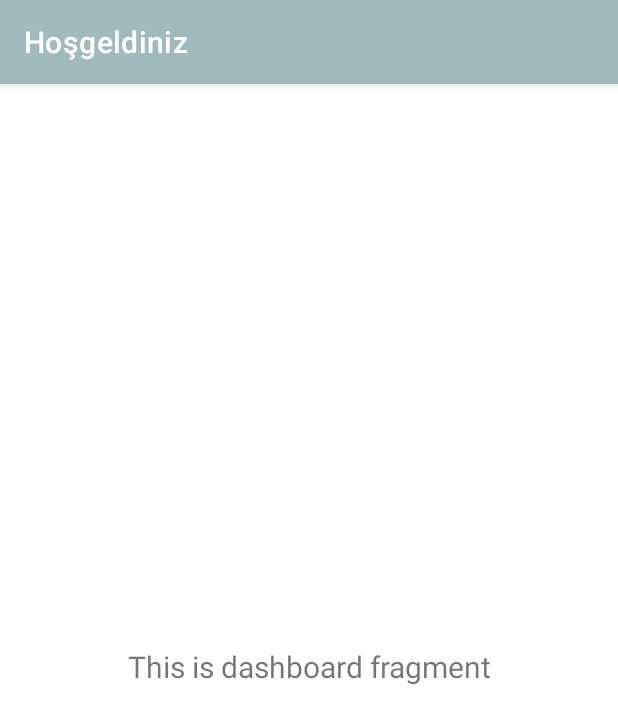
After one commit to EdanurKlnc/tubitak, an Android app: the fragment DashboardFragment shown on its own in the app's theme, on a phone screen of 412 x 824 dp. The commit adds this screen. Shown: the top 724 px of the screen. Run offline under Robolectric (Android 15) with nearby library versions, the phone set to English and light mode, and no system bars.

Commit message:
anasayfa taslak eklendi

```diff
--- a/deneme/app/build.gradle
+++ b/deneme/app/build.gradle
@@ -38,6 +38,8 @@ dependencies {
     implementation 'androidx.annotation:annotation:1.3.0'
     implementation 'androidx.lifecycle:lifecycle-livedata-ktx:2.4.0'
     implementation 'androidx.lifecycle:lifecycle-viewmodel-ktx:2.4.0'
+    implementation 'androidx.navigation:navigation-fragment:2.3.5'
+    implementation 'androidx.navigation:navigation-ui:2.3.5'
     testImplementation 'junit:junit:4.+'
     androidTestImplementation 'androidx.test.ext:junit:1.1.3'
     androidTestImplementation 'androidx.test.espresso:espresso-core:3.4.0'
--- a/deneme/app/src/main/AndroidManifest.xml
+++ b/deneme/app/src/main/AndroidManifest.xml
@@ -9,6 +9,10 @@
         android:roundIcon="@mipmap/ic_launcher_round"
         android:supportsRtl="true"
         android:theme="@style/Theme.Deneme">
+        <activity
+            android:name=".mainpage"
+            android:exported="false"
+            android:label="@string/title_activity_mainpage" />
         <activity
             android:name=".ui.login.signUp"
             android:exported="false"
--- /dev/null
+++ b/deneme/app/src/main/java/com/proje/myapplication/ui/dashboard/DashboardFragment.java
@@ -0,0 +1,46 @@
+package com.proje.myapplication.ui.dashboard;
+
+import android.os.Bundle;
+import android.view.LayoutInflater;
+import android.view.View;
+import android.view.ViewGroup;
+import android.widget.TextView;
+
+import androidx.annotation.NonNull;
+import androidx.annotation.Nullable;
+import androidx.fragment.app.Fragment;
+import androidx.lifecycle.Observer;
+import androidx.lifecycle.ViewModelProvider;
+
+import com.proje.myapplication.R;
+import com.proje.myapplication.databinding.FragmentDashboardBinding;
+
+public class DashboardFragment extends Fragment {
+
+    private DashboardViewModel dashboardViewModel;
+    private FragmentDashboardBinding binding;
+
+    public View onCreateView(@NonNull LayoutInflater inflater,
+                             ViewGroup container, Bundle savedInstanceState) {
+        dashboardViewModel =
+                new ViewModelProvider(this).get(DashboardViewModel.class);
+
+        binding = FragmentDashboardBinding.inflate(inflater, container, false);
+        View root = binding.getRoot();
+
+        final TextView textView = binding.textDashboard;
+        dashboardViewModel.getText().observe(getViewLifecycleOwner(), new Observer<String>() {
+            @Override
+            public void onChanged(@Nullable String s) {
+                textView.setText(s);
+            }
+        });
+        return root;
+    }
+
+    @Override
+    public void onDestroyView() {
+        super.onDestroyView();
+        binding = null;
+    }
+}
--- /dev/null
+++ b/deneme/app/src/main/java/com/proje/myapplication/ui/dashboard/DashboardViewModel.java
@@ -0,0 +1,19 @@
+package com.proje.myapplication.ui.dashboard;
+
+import androidx.lifecycle.LiveData;
+import androidx.lifecycle.MutableLiveData;
+import androidx.lifecycle.ViewModel;
+
+public class DashboardViewModel extends ViewModel {
+
+    private MutableLiveData<String> mText;
+
+    public DashboardViewModel() {
+        mText = new MutableLiveData<>();
+        mText.setValue("This is dashboard fragment");
+    }
+
+    public LiveData<String> getText() {
+        return mText;
+    }
+}
--- /dev/null
+++ b/deneme/app/src/main/res/layout/fragment_dashboard.xml
@@ -0,0 +1,22 @@
+<?xml version="1.0" encoding="utf-8"?>
+<androidx.constraintlayout.widget.ConstraintLayout xmlns:android="http://schemas.android.com/apk/res/android"
+    xmlns:app="http://schemas.android.com/apk/res-auto"
+    xmlns:tools="http://schemas.android.com/tools"
+    android:layout_width="match_parent"
+    android:layout_height="match_parent"
+    tools:context=".ui.dashboard.DashboardFragment">
+
+    <TextView
+        android:id="@+id/text_dashboard"
+        android:layout_width="match_parent"
+        android:layout_height="wrap_content"
+        android:layout_marginStart="8dp"
+        android:layout_marginTop="8dp"
+        android:layout_marginEnd="8dp"
+        android:textAlignment="center"
+        android:textSize="20sp"
+        app:layout_constraintBottom_toBottomOf="parent"
+        app:layout_constraintEnd_toEndOf="parent"
+        app:layout_constraintStart_toStartOf="parent"
+        app:layout_constraintTop_toTopOf="parent" />
+</androidx.constraintlayout.widget.ConstraintLayout>
--- a/deneme/app/src/main/res/values/strings.xml
+++ b/deneme/app/src/main/res/values/strings.xml
@@ -9,4 +9,8 @@
     <string name="invalid_username">Not a valid username</string>
     <string name="invalid_password">Password must be >5 characters</string>
     <string name="login_failed">"Login failed"</string>
+    <string name="title_activity_mainpage">mainpage</string>
+    <string name="title_home">Home</string>
+    <string name="title_dashboard">Dashboard</string>
+    <string name="title_notifications">Notifications</string>
 </resources>
```
Also changed, not shown: deneme/app/src/main/java/com/proje/myapplication/mainpage.java (added, +37 -0 lines), deneme/app/src/main/java/com/proje/myapplication/ui/home/HomeFragment.java (added, +46 -0 lines), deneme/app/src/main/java/com/proje/myapplication/ui/home/HomeViewModel.java (added, +19 -0 lines), deneme/app/src/main/java/com/proje/myapplication/ui/notifications/NotificationsFragment.java (added, +46 -0 lines), deneme/app/src/main/java/com/proje/myapplication/ui/notifications/NotificationsViewModel.java (added, +19 -0 lines), deneme/app/src/main/res/drawable/ic_dashboard_black_24dp.xml (added, +9 -0 lines), deneme/app/src/main/res/drawable/ic_home_black_24dp.xml (added, +9 -0 lines), deneme/app/src/main/res/drawable/ic_notifications_black_24dp.xml (added, +9 -0 lines), deneme/app/src/main/res/layout/activity_mainpage.xml (added, +21 -0 lines), deneme/app/src/main/res/layout/fragment_home.xml (added, +23 -0 lines), deneme/app/src/main/res/layout/fragment_notifications.xml (added, +22 -0 lines), deneme/app/src/main/res/menu/bottom_nav_menu.xml (added, +19 -0 lines), deneme/app/src/main/res/navigation/mobile_navigation.xml (added, +25 -0 lines), 1 other file.
